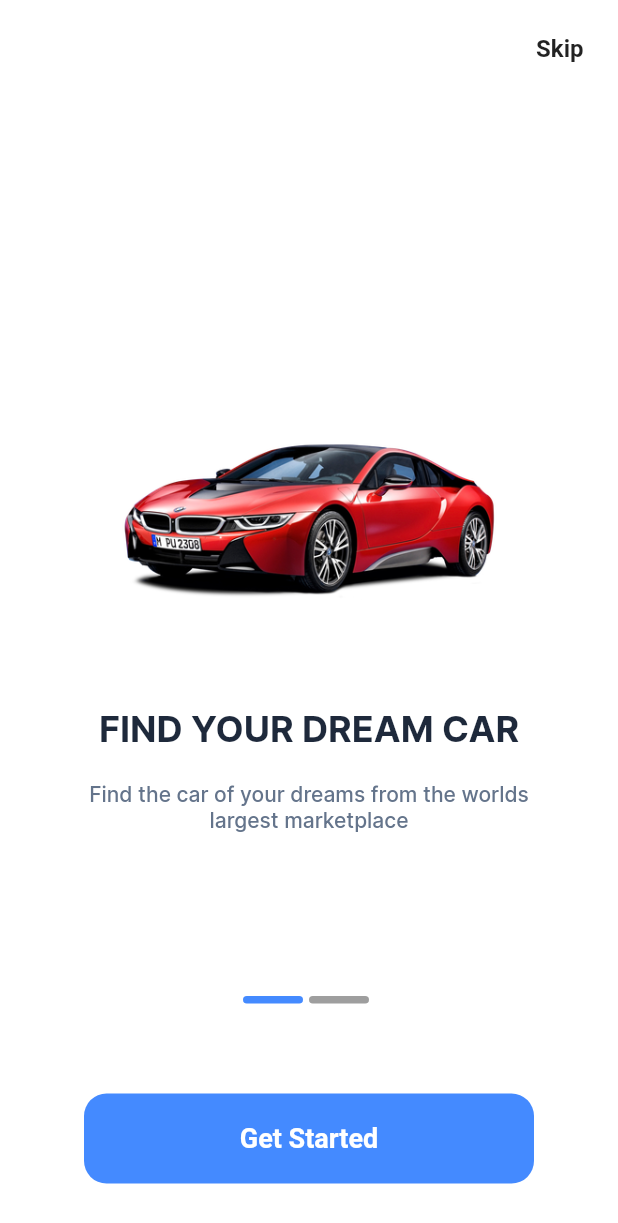
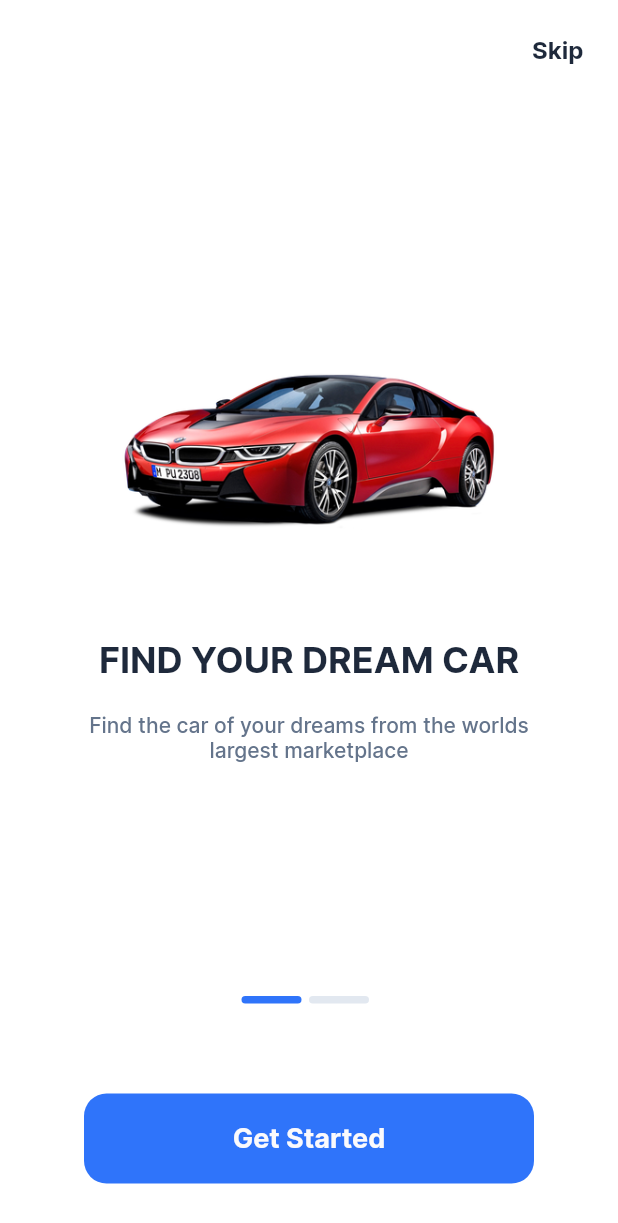
Before and after one commit to samadtalukder/flutter_auto_car_ui_kit, a Flutter app: the screen it shows after launch, on a phone screen of 412 x 824 dp. Shown: the top 1223 px of the screen. Run offline on Flutter 3.47's test engine with Material 2 defaults, Android fonts, the phone set to English and light mode, and no system bars.

Commit message:
skip,get started on tap action added, new font family added, text color update, dot circle animation added, dot circle active,inactive color update

```diff
--- a/lib/ui/on_board_screen/on_board_screen.dart
+++ b/lib/ui/on_board_screen/on_board_screen.dart
@@ -1,3 +1,5 @@
+import 'package:auto_car_ui_kit/config/app_colors.dart';
+import 'package:auto_car_ui_kit/ui/dashboard_screen/dashboard_screen.dart';
 import 'package:auto_car_ui_kit/ui/on_board_screen/on_board_item.dart';
 import 'package:flutter/material.dart';
 
@@ -23,17 +25,23 @@ class _OnBoardScreenState extends State<OnBoardScreen> {
           padding: const EdgeInsets.all(15),
           child: Column(
             children: [
-              const Expanded(
-                flex: 1,
-                child: Padding(
+              InkWell(
+                onTap: () => Navigator.push(
+                  context,
+                  MaterialPageRoute(
+                    builder: (context) => const DashBoardScreen(),
+                  ),
+                ),
+                child: const Padding(
                   padding: EdgeInsets.all(8.0),
                   child: Align(
                     alignment: Alignment.topRight,
                     child: Text(
                       "Skip",
                       style: TextStyle(
-                        color: Colors.black87,
+                        color: AppColors.greyScale_800,
                         fontSize: 16,
+                        fontFamily: 'Inter',
                         fontWeight: FontWeight.bold,
                       ),
                     ),
@@ -41,7 +49,7 @@ class _OnBoardScreenState extends State<OnBoardScreen> {
                 ),
               ),
               Expanded(
-                flex: 4,
+                flex: 1,
                 child: Container(
                   alignment: Alignment.center,
                   child: PageView(
@@ -62,24 +70,33 @@ class _OnBoardScreenState extends State<OnBoardScreen> {
                 mainAxisAlignment: MainAxisAlignment.center,
                 children: List.generate(
                   onBoardList.length,
-                  (i) => createCircle(index: i),
+                  (i) => dotCircle(index: i),
                 ),
               ),
-              Container(
+              InkWell(
+                onTap: () => Navigator.push(
+                  context,
+                  MaterialPageRoute(
+                    builder: (context) => const DashBoardScreen(),
+                  ),
+                ),
+                child: Container(
                   margin: const EdgeInsets.only(top: 60, bottom: 20),
                   width: 300,
                   height: 60,
                   decoration: BoxDecoration(
-                  color: Colors.blueAccent,
+                    color: AppColors.primaryColor_500,
                     borderRadius: BorderRadius.circular(15),
                   ),
                   child: const Center(
                     child: Text(
                       "Get Started",
                       style: TextStyle(
-                      color: Colors.white,
+                        color: AppColors.greyScale_50,
                         fontSize: 18.0,
-                      fontWeight: FontWeight.bold,
+                        fontFamily: 'Inter',
+                        fontWeight: FontWeight.w700,
+                      ),
                     ),
                   ),
                 ),
@@ -91,17 +108,20 @@ class _OnBoardScreenState extends State<OnBoardScreen> {
     );
   }
 
-  createCircle({int? index}) {
+  dotCircle({int? index}) {
     return AnimatedContainer(
-      duration: const Duration(milliseconds: 1),
+      curve: Curves.linear,
+      duration: const Duration(milliseconds: 600),
       margin: const EdgeInsets.only(
-        right: 4,
+        right: 5,
         top: 10,
       ),
       height: 5,
       width: 40,
       decoration: BoxDecoration(
-        color: currentIndex == index ? Colors.blueAccent : Colors.grey,
+        color: currentIndex == index
+            ? AppColors.primaryColor_500
+            : AppColors.greyScale_200,
         borderRadius: BorderRadius.circular(15),
       ),
     );
```
Lines whose indentation alone changed are shown as unchanged.
